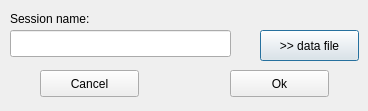
The window that GUI_App/newsessiondialog.ui (Nikitaterm/DA-system_Linux) describes before a commit, drawn with Qt 5.
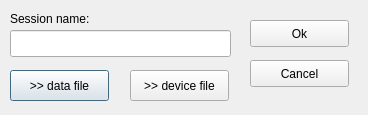
The same window after the commit.

Patch:
```diff
--- a/GUI_App/newsessiondialog.ui
+++ b/GUI_App/newsessiondialog.ui
@@ -10,7 +10,7 @@
     <x>0</x>
     <y>0</y>
     <width>368</width>
-    <height>111</height>
+    <height>115</height>
    </rect>
   </property>
   <property name="windowTitle">
@@ -22,8 +22,8 @@
   <widget class="QPushButton" name="b_data_file">
    <property name="geometry">
     <rect>
-     <x>260</x>
-     <y>30</y>
+     <x>10</x>
+     <y>70</y>
      <width>99</width>
      <height>31</height>
     </rect>
@@ -58,8 +58,8 @@
   <widget class="QPushButton" name="b_cancel">
    <property name="geometry">
     <rect>
-     <x>40</x>
-     <y>70</y>
+     <x>250</x>
+     <y>60</y>
      <width>99</width>
      <height>27</height>
     </rect>
@@ -71,8 +71,8 @@
   <widget class="QPushButton" name="b_ok">
    <property name="geometry">
     <rect>
-     <x>230</x>
-     <y>70</y>
+     <x>250</x>
+     <y>20</y>
      <width>99</width>
      <height>27</height>
     </rect>
@@ -81,6 +81,19 @@
     <string>Ok</string>
    </property>
   </widget>
+  <widget class="QPushButton" name="b_device_file">
+   <property name="geometry">
+    <rect>
+     <x>130</x>
+     <y>70</y>
+     <width>99</width>
+     <height>31</height>
+    </rect>
+   </property>
+   <property name="text">
+    <string>&gt;&gt; device file</string>
+   </property>
+  </widget>
  </widget>
  <resources/>
  <connections/>
```
